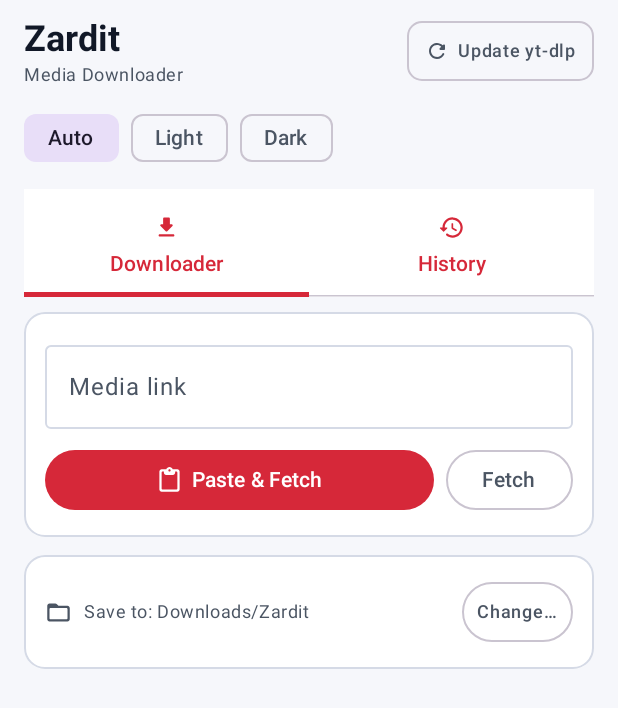
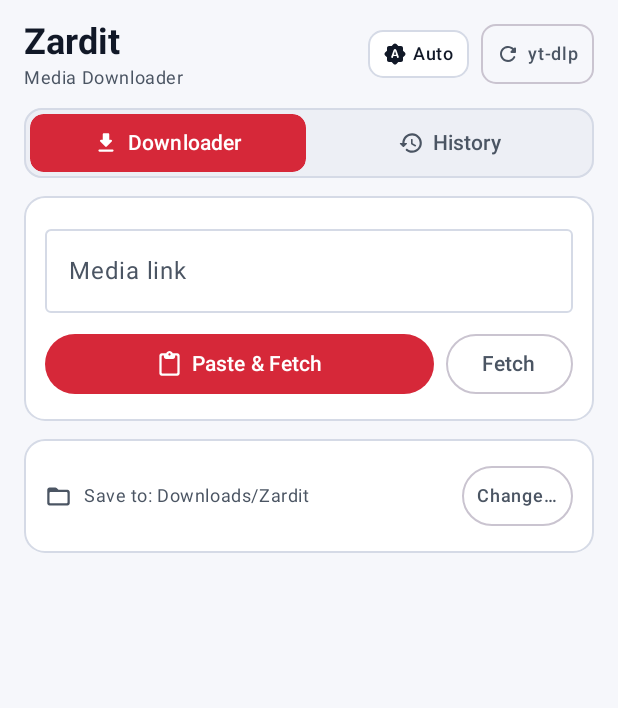
Before and after one commit to Cptmaverick-22/zardit, an Android app built with Jetpack Compose: the screen it shows after launch (MainActivity), on a phone screen of 412 x 824 dp. Shown: the top 708 px of the screen. Run offline under Robolectric (Android 15) with nearby library versions, the phone set to English and light mode, and no system bars; libraries missing offline, so code that uses them is left out: com.yausername.ffmpeg, com.yausername.youtubedl_android; pictures from the network do not load; 2 statements that could not run were skipped.

Commit message:
Fix dedup/History labels and revamp Android UI header & tabs

```diff
--- a/android/app/src/main/kotlin/io/github/cptmaverick_22/zardit/ui/main/MainScreen.kt
+++ b/android/app/src/main/kotlin/io/github/cptmaverick_22/zardit/ui/main/MainScreen.kt
@@ -28,13 +28,16 @@ import androidx.compose.foundation.shape.RoundedCornerShape
 import androidx.compose.foundation.verticalScroll
 import androidx.compose.material.icons.Icons
 import androidx.compose.material.icons.rounded.Audiotrack
+import androidx.compose.material.icons.rounded.BrightnessAuto
 import androidx.compose.material.icons.rounded.CheckCircle
 import androidx.compose.material.icons.rounded.Close
 import androidx.compose.material.icons.rounded.ContentPaste
+import androidx.compose.material.icons.rounded.DarkMode
 import androidx.compose.material.icons.rounded.Delete
 import androidx.compose.material.icons.rounded.Download
 import androidx.compose.material.icons.rounded.FolderOpen
 import androidx.compose.material.icons.rounded.History
+import androidx.compose.material.icons.rounded.LightMode
 import androidx.compose.material.icons.rounded.PlayArrow
 import androidx.compose.material.icons.rounded.Refresh
 import androidx.compose.material.icons.rounded.Share
@@ -53,8 +56,6 @@ import androidx.compose.material3.OutlinedButton
 import androidx.compose.material3.OutlinedTextField
 import androidx.compose.material3.RadioButton
 import androidx.compose.material3.Surface
-import androidx.compose.material3.Tab
-import androidx.compose.material3.TabRow
 import androidx.compose.material3.Text
 import androidx.compose.material3.TextButton
 import androidx.compose.runtime.Composable
@@ -63,6 +64,7 @@ import androidx.compose.runtime.getValue
 import androidx.compose.ui.Alignment
 import androidx.compose.ui.Modifier
 import androidx.compose.ui.draw.clip
+import androidx.compose.ui.graphics.Color
 import androidx.compose.ui.layout.ContentScale
 import androidx.compose.ui.platform.LocalClipboardManager
 import androidx.compose.ui.platform.LocalContext
@@ -85,6 +87,7 @@ fun MainScreen(
     val ui by viewModel.uiState.collectAsState()
     val downloadState by viewModel.downloadState.collectAsState()
     val initResult by viewModel.engineInitResult.collectAsState()
+    @Suppress("DEPRECATION")
     val clipboard = LocalClipboardManager.current
     val context = LocalContext.current
 
@@ -114,26 +117,40 @@ fun MainScreen(
         viewModel.startDownload()
     }
 
+    fun cycleTheme() {
+        val entries = ThemeMode.entries
+        val next = entries[(entries.indexOf(ui.themeMode) + 1) % entries.size]
+        viewModel.onThemeModeSelected(next)
+    }
+
     Column(
         modifier = Modifier
             .fillMaxSize()
             .safeDrawingPadding()
-            .padding(horizontal = 16.dp, vertical = 10.dp),
-        verticalArrangement = Arrangement.spacedBy(10.dp),
+            .padding(horizontal = 16.dp, vertical = 12.dp),
+        verticalArrangement = Arrangement.spacedBy(12.dp),
     ) {
-        // Header (single-line Update yt-dlp button, never wraps)
+        // Compact Header: Zardit + Theme pill + Update yt-dlp pill
         Row(
             modifier = Modifier.fillMaxWidth(),
-            horizontalArrangement = Arrangement.spacedBy(12.dp),
+            horizontalArrangement = Arrangement.spacedBy(8.dp),
             verticalAlignment = Alignment.CenterVertically,
         ) {
             Column(modifier = Modifier.weight(1f)) {
+                Row(
+                    verticalAlignment = Alignment.CenterVertically,
+                    horizontalArrangement = Arrangement.spacedBy(6.dp),
+                ) {
                     Text(
                         text = "Zardit",
                         style = MaterialTheme.typography.headlineSmall,
                         fontWeight = FontWeight.Bold,
                         maxLines = 1,
                     )
+                    if (initResult == null) {
+                        CircularProgressIndicator(modifier = Modifier.size(14.dp), strokeWidth = 2.dp)
+                    }
+                }
                 Text(
                     text = "Media Downloader",
                     style = MaterialTheme.typography.bodySmall,
@@ -143,21 +160,25 @@ fun MainScreen(
                 )
             }
 
-            OutlinedButton(
-                onClick = { viewModel.updateYtDlp() },
-                enabled = !ui.isUpdatingYtDlp,
+            Surface(
                 shape = RoundedCornerShape(10.dp),
-                contentPadding = PaddingValues(horizontal = 12.dp, vertical = 8.dp),
+                border = BorderStroke(1.dp, MaterialTheme.colorScheme.outline),
+                color = MaterialTheme.colorScheme.surface,
+                modifier = Modifier.clickable { cycleTheme() },
             ) {
-                if (ui.isUpdatingYtDlp) {
-                    CircularProgressIndicator(modifier = Modifier.size(14.dp), strokeWidth = 2.dp)
-                    Spacer(Modifier.width(6.dp))
-                } else {
-                    Icon(Icons.Rounded.Refresh, contentDescription = null, modifier = Modifier.size(16.dp))
-                    Spacer(Modifier.width(6.dp))
+                Row(
+                    modifier = Modifier.padding(horizontal = 10.dp, vertical = 8.dp),
+                    verticalAlignment = Alignment.CenterVertically,
+                    horizontalArrangement = Arrangement.spacedBy(4.dp),
+                ) {
+                    val themeIcon = when (ui.themeMode) {
+                        ThemeMode.AUTO -> Icons.Rounded.BrightnessAuto
+                        ThemeMode.LIGHT -> Icons.Rounded.LightMode
+                        ThemeMode.DARK -> Icons.Rounded.DarkMode
                     }
+                    Icon(themeIcon, contentDescription = "Theme", modifier = Modifier.size(16.dp))
                     Text(
-                    text = "Update yt-dlp",
+                        text = ui.themeMode.label,
                         style = MaterialTheme.typography.labelMedium,
                         maxLines = 1,
                         softWrap = false,
@@ -165,46 +186,75 @@ fun MainScreen(
                 }
             }
 
-        // Theme selector row
-        Row(
-            horizontalArrangement = Arrangement.spacedBy(8.dp),
-            verticalAlignment = Alignment.CenterVertically,
+            OutlinedButton(
+                onClick = { viewModel.updateYtDlp() },
+                enabled = !ui.isUpdatingYtDlp,
+                shape = RoundedCornerShape(10.dp),
+                contentPadding = PaddingValues(horizontal = 10.dp, vertical = 8.dp),
             ) {
-            ThemeMode.entries.forEach { mode ->
-                FilterChip(
-                    selected = ui.themeMode == mode,
-                    onClick = { viewModel.onThemeModeSelected(mode) },
-                    label = { Text(mode.label) },
+                if (ui.isUpdatingYtDlp) {
+                    CircularProgressIndicator(modifier = Modifier.size(14.dp), strokeWidth = 2.dp)
+                } else {
+                    Icon(Icons.Rounded.Refresh, contentDescription = null, modifier = Modifier.size(16.dp))
+                }
+                Spacer(Modifier.width(5.dp))
+                Text(
+                    text = "yt-dlp",
+                    style = MaterialTheme.typography.labelMedium,
+                    maxLines = 1,
+                    softWrap = false,
                 )
-            }
-            if (initResult == null) {
-                Spacer(Modifier.weight(1f))
-                CircularProgressIndicator(modifier = Modifier.size(16.dp), strokeWidth = 2.dp)
             }
         }
 
-        // Tabs: Downloader | History
-        TabRow(selectedTabIndex = ui.activeTab.ordinal) {
+        // Sleek Segmented Switcher: Downloader | History
+        Surface(
+            color = MaterialTheme.colorScheme.surfaceVariant,
+            shape = RoundedCornerShape(12.dp),
+            border = BorderStroke(1.dp, MaterialTheme.colorScheme.outline),
+            modifier = Modifier.fillMaxWidth(),
+        ) {
+            Row(
+                modifier = Modifier.padding(4.dp),
+                horizontalArrangement = Arrangement.spacedBy(4.dp),
+            ) {
                 AppTab.entries.forEach { tab ->
-                Tab(
-                    selected = ui.activeTab == tab,
-                    onClick = { viewModel.onTabSelected(tab) },
-                    text = {
+                    val selected = ui.activeTab == tab
                     val label = if (tab == AppTab.HISTORY && ui.history.isNotEmpty()) {
                         "${tab.label} (${ui.history.size})"
                     } else {
                         tab.label
                     }
-                        Text(label, maxLines = 1)
-                    },
-                    icon = {
+                    Surface(
+                        color = if (selected) MaterialTheme.colorScheme.primary else Color.Transparent,
+                        shape = RoundedCornerShape(9.dp),
+                        modifier = Modifier
+                            .weight(1f)
+                            .clip(RoundedCornerShape(9.dp))
+                            .clickable { viewModel.onTabSelected(tab) },
+                    ) {
+                        Row(
+                            modifier = Modifier.padding(vertical = 9.dp, horizontal = 12.dp),
+                            horizontalArrangement = Arrangement.Center,
+                            verticalAlignment = Alignment.CenterVertically,
+                        ) {
                             Icon(
                                 imageVector = if (tab == AppTab.DOWNLOADER) Icons.Rounded.Download else Icons.Rounded.History,
                                 contentDescription = null,
-                            modifier = Modifier.size(18.dp),
+                                tint = if (selected) MaterialTheme.colorScheme.onPrimary else MaterialTheme.colorScheme.onSurfaceVariant,
+                                modifier = Modifier.size(17.dp),
                             )
-                    },
+                            Spacer(Modifier.width(6.dp))
+                            Text(
+                                text = label,
+                                style = MaterialTheme.typography.labelLarge,
+                                fontWeight = if (selected) FontWeight.SemiBold else FontWeight.Medium,
+                                color = if (selected) MaterialTheme.colorScheme.onPrimary else MaterialTheme.colorScheme.onSurfaceVariant,
+                                maxLines = 1,
                             )
+                        }
+                    }
+                }
             }
         }
 
@@ -433,6 +483,7 @@ fun MainScreen(
 
                 // Save folder + Download / Progress Card
                 val isRunning = downloadState is DownloadState.Running
+                val isJustCompleted = downloadState is DownloadState.Completed
                 Card(
                     colors = CardDefaults.cardColors(containerColor = MaterialTheme.colorScheme.surface),
                     border = BorderStroke(1.dp, MaterialTheme.colorScheme.outline),
@@ -477,6 +528,8 @@ fun MainScreen(
                             }
                         }
 
+                        // Only show "Already saved" when Idle (switching back to an existing quality)
+                        if (!isJustCompleted && !isRunning) {
                             ui.existingDownloadPath?.let { existing ->
                                 Row(
                                     verticalAlignment = Alignment.CenterVertically,
@@ -495,6 +548,7 @@ fun MainScreen(
                                         maxLines = 2,
                                         overflow = TextOverflow.Ellipsis,
                                     )
+                                }
                             }
                         }
 
@@ -553,7 +607,7 @@ fun MainScreen(
                             DownloadState.Idle -> Unit
                         }
 
-                        if (!isRunning && ui.preview != null) {
+                        if (!isRunning && ui.preview != null && !isJustCompleted) {
                             val alreadyDownloaded = ui.existingDownloadPath != null
                             Button(
                                 onClick = { triggerDownload() },
@@ -648,8 +702,14 @@ private fun HistoryTab(
 
         Row(
             modifier = Modifier.fillMaxWidth(),
-            horizontalArrangement = Arrangement.End,
+            horizontalArrangement = Arrangement.SpaceBetween,
+            verticalAlignment = Alignment.CenterVertically,
         ) {
+            Text(
+                text = "${items.size} saved item${if (items.size == 1) "" else "s"}",
+                style = MaterialTheme.typography.bodySmall,
+                color = MaterialTheme.colorScheme.onSurfaceVariant,
+            )
             TextButton(onClick = onClearAll) {
                 Text("Clear history")
             }
@@ -666,12 +726,23 @@ private fun HistoryTab(
                     modifier = Modifier.padding(12.dp),
                     verticalArrangement = Arrangement.spacedBy(6.dp),
                 ) {
+                    Row(
+                        horizontalArrangement = Arrangement.spacedBy(6.dp),
+                        verticalAlignment = Alignment.CenterVertically,
+                    ) {
+                        Surface(
+                            color = MaterialTheme.colorScheme.primaryContainer,
+                            shape = RoundedCornerShape(6.dp),
+                        ) {
                             Text(
                                 text = "${item.platform} · ${item.qualityLabel}",
                                 style = MaterialTheme.typography.labelSmall,
-                        color = MaterialTheme.colorScheme.primary,
+                                color = MaterialTheme.colorScheme.onPrimaryContainer,
                                 fontWeight = FontWeight.SemiBold,
+                                modifier = Modifier.padding(horizontal = 7.dp, vertical = 2.dp),
                             )
+                        }
+                    }
                     Text(
                         text = item.title,
                         style = MaterialTheme.typography.titleSmall,
@@ -686,17 +757,26 @@ private fun HistoryTab(
                         maxLines = 1,
                         overflow = TextOverflow.Ellipsis,
                     )
-                    Row(horizontalArrangement = Arrangement.spacedBy(4.dp)) {
+                    Row(
+                        horizontalArrangement = Arrangement.spacedBy(6.dp),
+                        verticalAlignment = Alignment.CenterVertically,
+                    ) {
                         if (item.contentUri != null) {
-                            TextButton(onClick = { onOpen(item) }) {
+                            OutlinedButton(
+                                onClick = { onOpen(item) },
+                                contentPadding = PaddingValues(horizontal = 10.dp, vertical = 4.dp),
+                            ) {
                                 Icon(Icons.Rounded.PlayArrow, contentDescription = null, modifier = Modifier.size(16.dp))
                                 Spacer(Modifier.width(4.dp))
-                                Text("Open")
+                                Text("Open", style = MaterialTheme.typography.labelMedium)
                             }
-                            TextButton(onClick = { onShare(item) }) {
-                                Icon(Icons.Rounded.Share, contentDescription = null, modifier = Modifier.size(16.dp))
+                            OutlinedButton(
+                                onClick = { onShare(item) },
+                                contentPadding = PaddingValues(horizontal = 10.dp, vertical = 4.dp),
+                            ) {
+                                Icon(Icons.Rounded.Share, contentDescription = null, modifier = Modifier.size(15.dp))
                                 Spacer(Modifier.width(4.dp))
-                                Text("Share")
+                                Text("Share", style = MaterialTheme.typography.labelMedium)
                             }
                         }
                         Spacer(Modifier.weight(1f))
```
Also changed, not shown: android/app/src/main/kotlin/io/github/cptmaverick_22/zardit/ui/main/MainScreenViewModel.kt (+8 -2 lines). Lines whose indentation alone changed are shown as unchanged.
